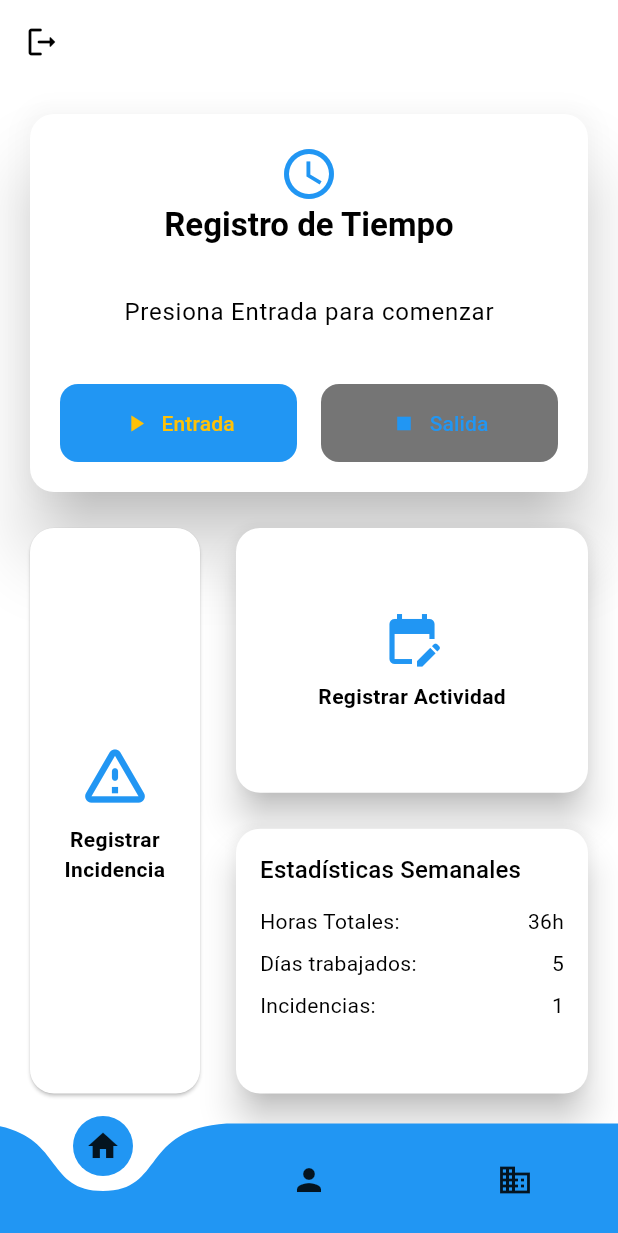
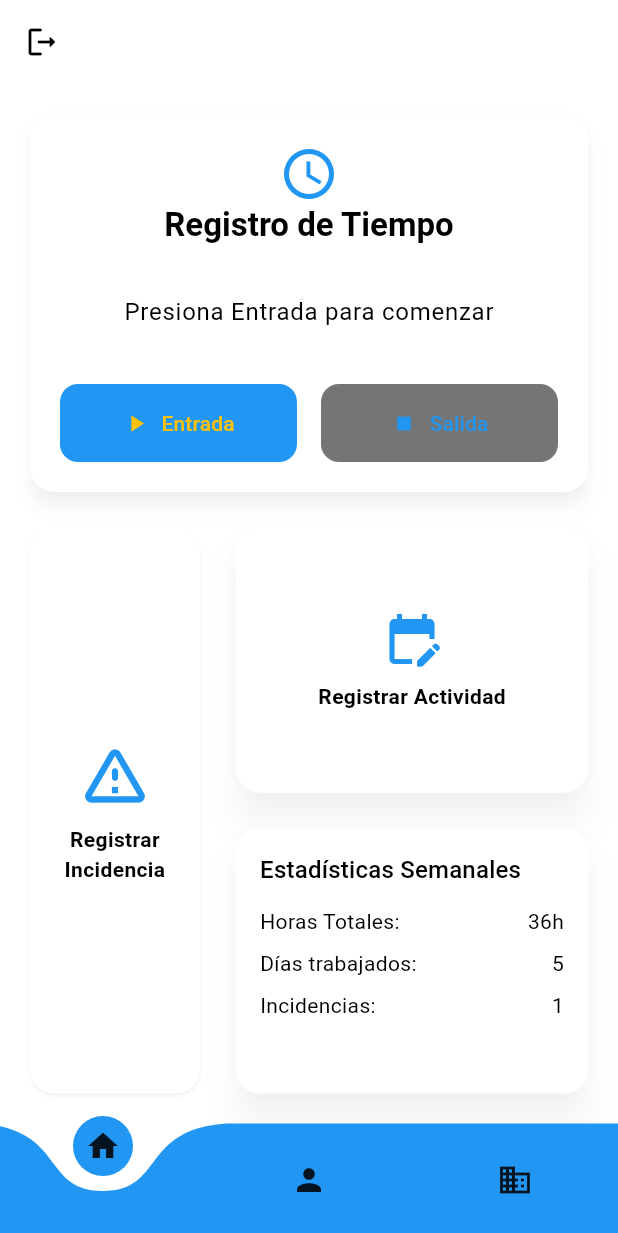
Before and after one commit to AdriPes-dev/ProyectoTFC, a Flutter app: the MyHomePage screen opened directly with empty values, on a phone screen of 412 x 824 dp. Shown: the top 1233 px of the screen. Run offline on Flutter 3.47's test engine with Material 3 defaults, Android fonts, the phone set to English and light mode, and no system bars; our stand-ins replace cloud_firestore, firebase_auth, firebase_core, liquid_swipe, shared_preferences, smooth_page_indicator and 1 more; accounts and stored records are empty.

Commit message:
Se continua con el desarrollo de los temas adaptando las pantallas a los diferentes temas de la aplicación

```diff
--- a/lib/components/custom_card_actividad.dart
+++ b/lib/components/custom_card_actividad.dart
@@ -9,6 +9,8 @@ class RegistrarActividad extends StatelessWidget {
 
   @override
   Widget build(BuildContext context) {
+    final isDarkMode = Theme.of(context).brightness == Brightness.dark;
+    final shadowColor = isDarkMode ? Colors.white54 : Colors.black26;
     return Expanded(
       child: GestureDetector(
         onTap: () {
@@ -19,6 +21,7 @@ class RegistrarActividad extends StatelessWidget {
             borderRadius: BorderRadius.circular(16),
           ),
           elevation: 10,
+          shadowColor: shadowColor,
           child: Container(
             decoration: BoxDecoration(
               borderRadius: BorderRadius.circular(16),
--- a/lib/components/custom_card_estadísticas.dart
+++ b/lib/components/custom_card_estadísticas.dart
@@ -8,12 +8,15 @@ class CartelEstadisticas extends StatelessWidget {
 
   @override
   Widget build(BuildContext context) {
+    final isDarkMode = Theme.of(context).brightness == Brightness.dark;
+    final shadowColor = isDarkMode ? Colors.white54 : Colors.black26;
     return Expanded(
       child: Card(
         shape: RoundedRectangleBorder(
           borderRadius: BorderRadius.circular(16),
         ),
         elevation: 10,
+        shadowColor: shadowColor,
           child: Container(
             decoration: BoxDecoration(
               borderRadius: BorderRadius.circular(16),
--- a/lib/components/custom_card_incidencia.dart
+++ b/lib/components/custom_card_incidencia.dart
@@ -9,6 +9,8 @@ class WidgetIncidencia extends StatelessWidget {
 
   @override
   Widget build(BuildContext context) {
+    final isDarkMode = Theme.of(context).brightness == Brightness.dark;
+    final shadowColor = isDarkMode ? Colors.white54 : Colors.black26;
     return Expanded(
       flex: 1,
       child: GestureDetector(
@@ -22,7 +24,7 @@ class WidgetIncidencia extends StatelessWidget {
           shape: RoundedRectangleBorder(
             borderRadius: BorderRadius.circular(16),
           ),
-
+          shadowColor: shadowColor,
           child: Container(
               decoration: BoxDecoration(
               borderRadius: BorderRadius.circular(16),
--- a/lib/components/custom_card_tiempo.dart
+++ b/lib/components/custom_card_tiempo.dart
@@ -45,9 +45,12 @@ class _TimeTrackerState extends State<TimeTracker> {
   @override
   Widget build(BuildContext context) {
     final theme = Theme.of(context);
+    final isDarkMode = Theme.of(context).brightness == Brightness.dark;
+    final shadowColor = isDarkMode ? Colors.white54 : Colors.black26;
 
     return Card(
-      elevation: 20,
+      elevation: 5,
+      shadowColor: shadowColor,
       shape: RoundedRectangleBorder(
         borderRadius: BorderRadius.circular(16),
       ),
--- a/lib/screens/pantallaempresa.dart
+++ b/lib/screens/pantallaempresa.dart
@@ -216,10 +216,12 @@ class _PantallaEmpresaState extends State<PantallaEmpresa> {
   }
 
   Widget _buildTarjetaPersona(Persona persona, {bool esCEO = false}) {
+    final isDarkMode = Theme.of(context).brightness == Brightness.dark;
+    final colorBox = isDarkMode ? Colors.black : Colors.white;
     return Container(
       margin: const EdgeInsets.symmetric(horizontal: 15, vertical: 8),
       decoration: BoxDecoration(
-        color: Colors.white,
+        color: colorBox,
         borderRadius: BorderRadius.circular(12),
         boxShadow: [
           BoxShadow(
```
